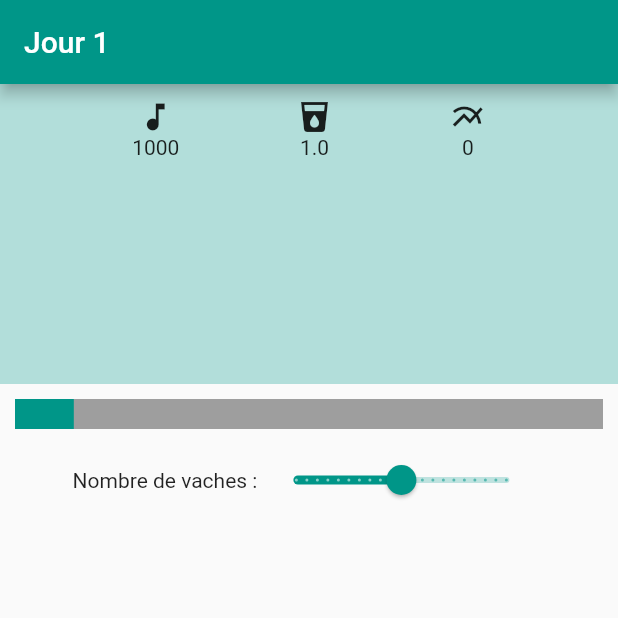
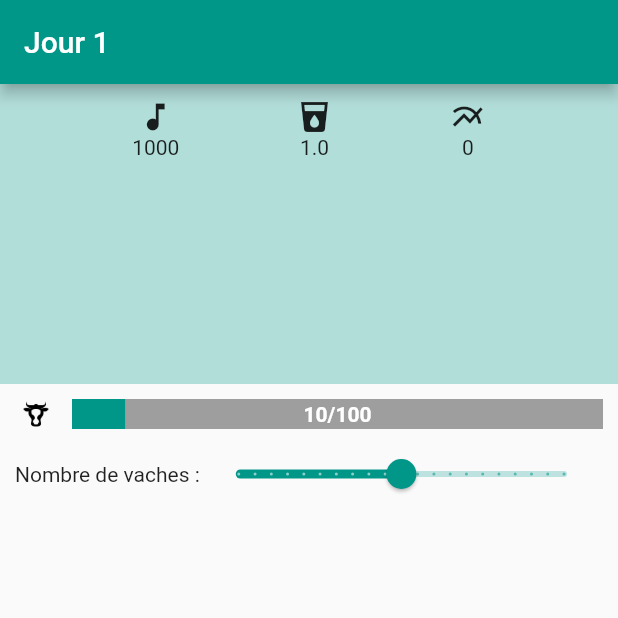
Before and after one commit to sprkl/MilkCow, a Flutter app: the screen it shows after launch, on a phone screen of 412 x 824 dp, the top half of it. Run offline on Flutter 3.47's test engine with Material 2 defaults, Android fonts, the phone set to English and light mode, and no system bars; our stand-ins replace flutter_redux, redux.

Commit message:
added cow icon + padding

```diff
--- a/sosfaim/lib/components/CowManager/cow_manager_view.dart
+++ b/sosfaim/lib/components/CowManager/cow_manager_view.dart
@@ -23,33 +23,67 @@ class CowManagerView extends StatelessWidget {
     final selectedCowNumberInt = selectedCowNumber.toInt();
     final cowButtonText = selectedCowNumber < 0 ? 'Vendre $selectedCowNumberInt vache(s)': 'Acheter $selectedCowNumberInt vache(s)';
 
-    return new Column(
-      mainAxisSize: MainAxisSize.min,
-      mainAxisAlignment: MainAxisAlignment.start,
+    return new Container(
+      child: new Column(
         children: <Widget> [
           new Container(
-          // A fixed-height child.
             height: 40.0,
-          padding: const EdgeInsets.all(10.0),
+            padding: const EdgeInsets.only(top: 10.0, right: 10.0, bottom: 10.0),
+            child: new Row(
+              children: <Widget> [
+                new Image.asset(
+                  'assets/images/cow_icon.png',
+                  width: 48.0,
+                  height: 48.0,
+                  fit: BoxFit.contain,
+                ),
+                new Expanded(
+                  child: new Stack(
+                    children: <Widget> [
+                      new Container(
+                        height: 40.0,
                         child: new LinearProgressIndicator(
                           value: totalCowNumber / 100.0,
                           backgroundColor: Colors.grey,
-            valueColor: AlwaysStoppedAnimation<Color>(Colors.teal),
+                          valueColor: AlwaysStoppedAnimation<Color>(Colors.teal)
                         )
                       ),
-        new Row(
-          mainAxisSize: MainAxisSize.min,
-          mainAxisAlignment: MainAxisAlignment.start,
+                      new Container(
+                        height: 40.0,
+                        child: new Align(
+                          alignment: Alignment.center,
+                          child : new Text(
+                            '$totalCowNumber/100',
+                            style: TextStyle(
+                              fontWeight: FontWeight.bold,
+                              color: Colors.white
+                            ),
+                          )
+                        )
+                      )
+                    ]
+                  )
+                )
+              ]
+            )
+          ),
+          new Container(
+            height: 40.0,
+            padding: const EdgeInsets.only(left: 10.0, right: 10.0),
+            child: new Row(
               children: <Widget> [
                 new Text("Nombre de vaches :"),
-            new Slider(
+                 new Expanded(
+                  child: new Slider(
                     min: -10,
                     divisions: 20,
                     max: 10,
                     value: selectedCowNumber,
                     onChanged: onCowNumberValuedChanged
                   )
+                )
               ]
+            )
           ),
           new Visibility(
             visible: canShowCowButton,
@@ -64,6 +98,7 @@ class CowManagerView extends StatelessWidget {
             )
           )
         ]
+      )
     );
   }
 }
--- a/sosfaim/pubspec.yaml
+++ b/sosfaim/pubspec.yaml
@@ -48,6 +48,8 @@ flutter:
   # assets:
   #  - images/a_dot_burr.jpeg
   #  - images/a_dot_ham.jpeg
+  assets:
+    - assets/images/cow_icon.png
 
   # An image asset can refer to one or more resolution-specific "variants", see
   # https://flutter.dev/assets-and-images/#resolution-aware.
```
Also changed, not shown: sosfaim/assets/images/cow_icon.png (added). Lines whose indentation alone changed are shown as unchanged.
